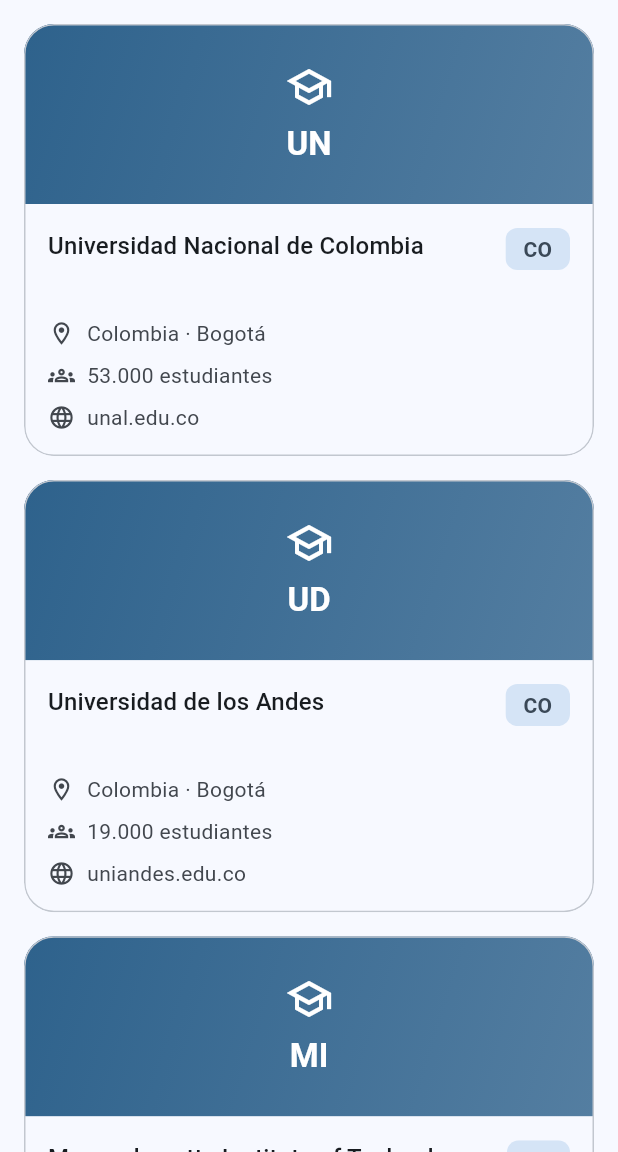
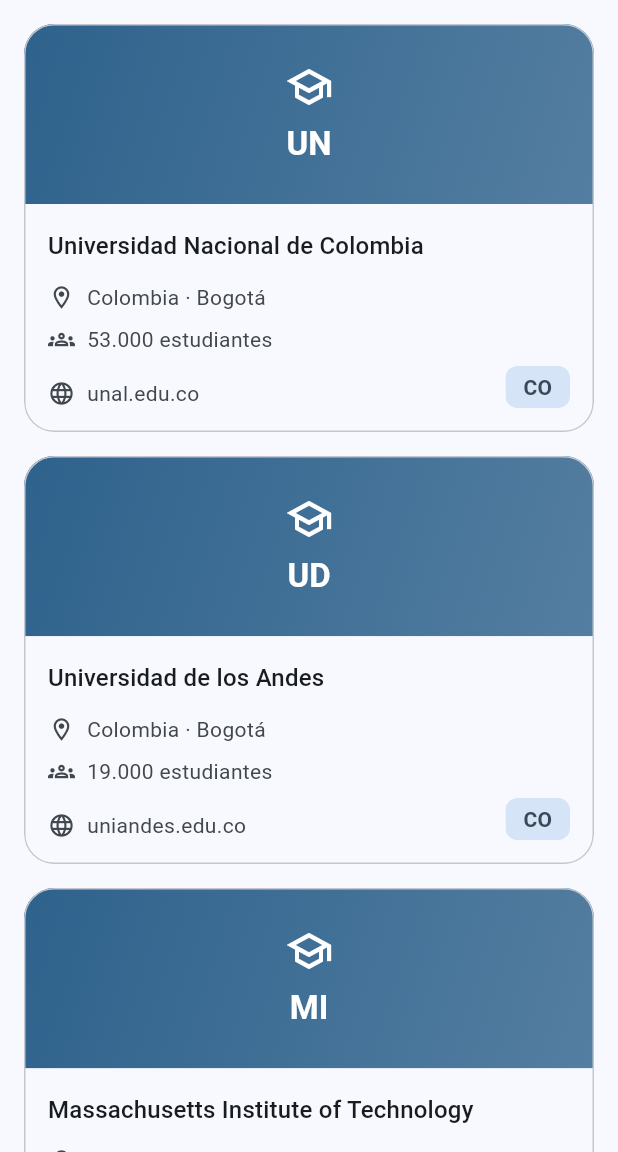
Before and after one commit to YonierVasquezMarin/universities_app, a Flutter app: the screen it shows after launch, on a phone screen of 412 x 824 dp, the part 84-1236 px from its top. Run offline on Flutter 3.47's test engine with Material 3 defaults, Android fonts, the phone set to English and light mode, and no system bars.

Commit message:
refactor(university_card): simplificar la estructura del contenido y ajustar el conteo de líneas del título

```diff
--- a/lib/widgets/university_card.dart
+++ b/lib/widgets/university_card.dart
@@ -21,7 +21,7 @@ class UniversityCard extends StatelessWidget {
   static const double _rowGap = 8;
   static const double _iconSize = 18;
   static const double _iconGap = 8;
-  static const double _titleLineCount = 2;
+  static const int _titleLineCount = 1;
   static const double _fallbackTitleFontSize = 16;
   static const double _fallbackTitleHeightFactor = 1.5;
   static const double _fallbackBodyFontSize = 14;
@@ -86,20 +86,13 @@ class UniversityCard extends StatelessWidget {
   Widget _buildFullContent(BuildContext context) {
     return Padding(
       padding: const EdgeInsets.all(_contentPadding),
-      child: Row(
-        crossAxisAlignment: CrossAxisAlignment.start,
-        children: [
-          Expanded(child: _buildFullDetails(context)),
-          const SizedBox(width: _sectionGap),
-          _buildCountryCodeChip(context),
-        ],
-      ),
+      child: _buildFullDetails(context),
     );
   }
 
   Widget _buildFullDetails(BuildContext context) {
     return Column(
-      crossAxisAlignment: CrossAxisAlignment.start,
+      crossAxisAlignment: CrossAxisAlignment.stretch,
       children: [
         _buildName(context),
         const SizedBox(height: _sectionGap),
@@ -115,12 +108,27 @@ class UniversityCard extends StatelessWidget {
           label: _buildStudentsLabel(),
         ),
         const SizedBox(height: _rowGap),
-        _buildInfoRow(
-          context,
-          icon: Icons.language,
-          label: _buildDomainLabel(),
-        ),
+        _buildFullFooter(context),
       ],
+    );
+  }
+
+  Widget _buildFullFooter(BuildContext context) {
+    return Row(
+      crossAxisAlignment: CrossAxisAlignment.end,
+      children: [
+        Expanded(child: _buildDomainRow(context)),
+        const SizedBox(width: _sectionGap),
+        _buildCountryCodeChip(context),
+      ],
+    );
+  }
+
+  Widget _buildDomainRow(BuildContext context) {
+    return _buildInfoRow(
+      context,
+      icon: Icons.language,
+      label: _buildDomainLabel(),
     );
   }
 
@@ -232,18 +240,18 @@ class UniversityCard extends StatelessWidget {
 
   Widget _buildName(BuildContext context) {
     return SizedBox(
-      height: _readTwoLineTitleHeight(context),
+      height: _readTitleHeight(context),
       width: double.infinity,
       child: Text(
         university.name,
-        maxLines: 2,
+        maxLines: _titleLineCount,
         overflow: TextOverflow.ellipsis,
         style: _readTitleStyle(context),
       ),
     );
   }
 
-  double _readTwoLineTitleHeight(BuildContext context) {
+  double _readTitleHeight(BuildContext context) {
     final titleStyle = _readTitleStyle(context);
     final fontSize = titleStyle.fontSize ?? _fallbackTitleFontSize;
     final heightFactor = titleStyle.height ?? _fallbackTitleHeightFactor;
```
